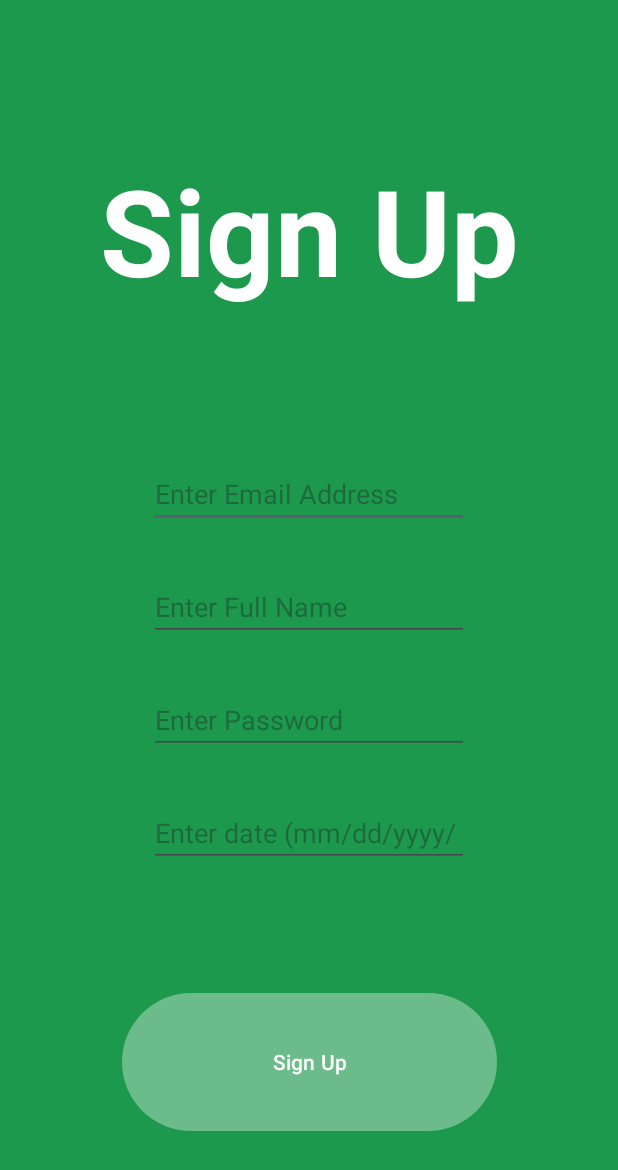
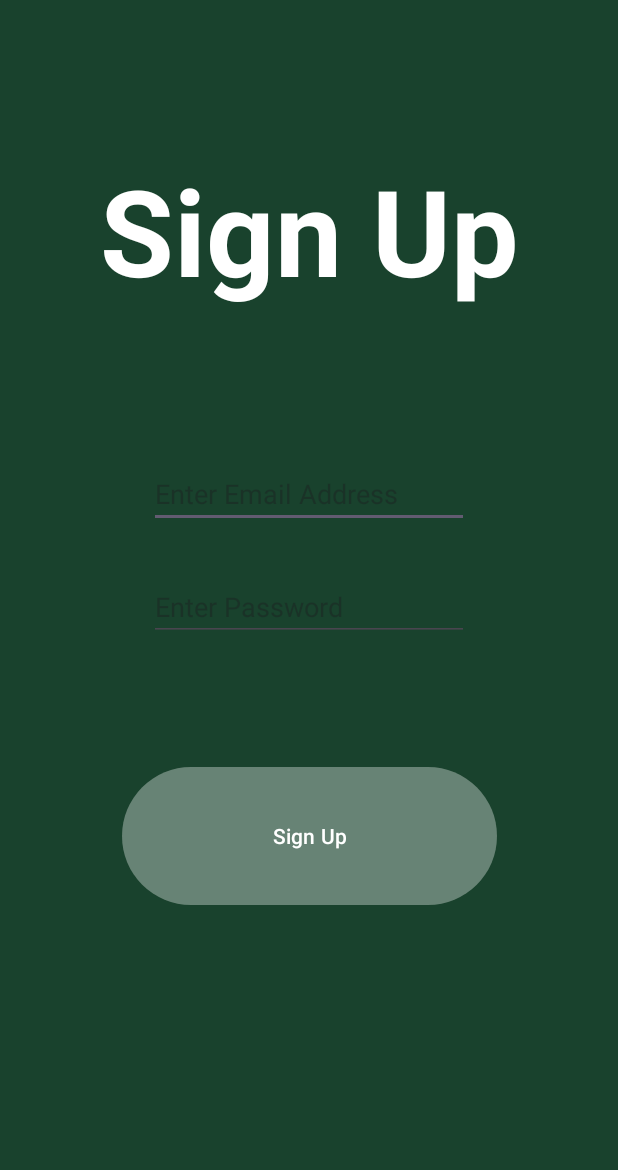
Before and after one commit to Ghostx5/GoalFi, an Android app: the sign_up screen opened directly, with no data from a screen before it, on a phone screen of 412 x 824 dp. Shown: the top 1170 px of the screen. Run offline under Robolectric (Android 15) with nearby library versions, the phone set to English and light mode, and no system bars; our stand-ins replace Firebase (no records; nobody signed in at launch, a user with empty details on screens opened directly).

Commit message:
Redesigned Project structure, Signup-Auth with firebase

```diff
--- a/app/build.gradle.kts
+++ b/app/build.gradle.kts
@@ -1,6 +1,7 @@
 plugins {
     alias(libs.plugins.android.application)
     alias(libs.plugins.kotlin.android)
+    alias(libs.plugins.google.gms.google.services)
 }
 
 android {
@@ -48,7 +49,12 @@ dependencies {
     implementation(libs.androidx.annotation)
     implementation(libs.androidx.lifecycle.livedata.ktx)
     implementation(libs.androidx.lifecycle.viewmodel.ktx)
+    implementation(libs.firebase.database)
+    implementation(libs.firebase.auth)
     testImplementation(libs.junit)
     androidTestImplementation(libs.androidx.junit)
     androidTestImplementation(libs.androidx.espresso.core)
+    implementation("androidx.lifecycle:lifecycle-viewmodel-ktx:2.6.0")  // Adjust version as needed
+    implementation("androidx.activity:activity-ktx:1.7.0")  // Add this to use 'by viewModels()'
+
 }
--- /dev/null
+++ b/app/src/main/java/com/aspirefinance/goalfi/AuthViewModel.kt
@@ -0,0 +1,80 @@
+package com.aspirefinance.goalfi
+
+import androidx.lifecycle.LiveData
+import androidx.lifecycle.MutableLiveData
+import androidx.lifecycle.ViewModel
+import com.google.firebase.auth.FirebaseAuth
+
+
+class AuthViewModel: ViewModel() {
+
+    val auth: FirebaseAuth = FirebaseAuth.getInstance()
+
+
+    private val _authState = MutableLiveData<AuthState>(AuthState.Unauthenticated) // ✅ Default state
+    val authState: LiveData<AuthState> = _authState
+
+    init{
+        checkAuthStatus()
+    }
+
+    fun checkAuthStatus(){
+        if(auth.currentUser==null){
+            _authState.value = AuthState.Unauthenticated
+        }
+        else{
+            _authState.value = AuthState.Authenticated
+        }
+
+    }
+
+    fun login(email: String, password: String){
+
+        if (email.isEmpty() || password.isEmpty()){
+            _authState.value = AuthState.Error("Email or Password can't be empty")
+            return
+        }
+        _authState.value = AuthState.Loading
+        auth.signInWithEmailAndPassword(email, password)
+            .addOnCompleteListener { task ->
+                if(task.isSuccessful) {
+                    _authState.value = AuthState.Authenticated
+                }
+                else{
+                    _authState.value = AuthState.Error(task.exception?.message?:"Something went wrong")
+                }
+            }
+    }
+
+    fun signup(email: String, password: String){
+
+        if (email.isEmpty() || password.isEmpty()){
+            _authState.value = AuthState.Error("Email or Password can't be empty")
+            return
+        }
+        _authState.value = AuthState.Loading
+        auth.createUserWithEmailAndPassword(email, password)
+            .addOnCompleteListener { task ->
+                if(task.isSuccessful) {
+                    _authState.value = AuthState.Authenticated
+                }
+                else{
+                    _authState.value = AuthState.Error(task.exception?.message?:"Something went wrong")
+                }
+            }
+    }
+
+    fun signout(){
+        auth.signOut()
+        _authState.value = AuthState.Unauthenticated
+    }
+
+
+}
+
+sealed class AuthState {
+    object Authenticated: AuthState()
+    object Unauthenticated: AuthState()
+    object Loading: AuthState()
+    data class Error(val message : String) : AuthState()
+}
--- a/app/src/main/java/com/aspirefinance/goalfi/MainActivity.kt
+++ b/app/src/main/java/com/aspirefinance/goalfi/MainActivity.kt
@@ -6,8 +6,9 @@ import androidx.appcompat.app.AppCompatActivity
 import androidx.core.view.ViewCompat
 import androidx.core.view.WindowInsetsCompat
 import android.content.Intent
-import android.view.View
 import android.widget.Button  // Import Button class
+import com.aspirefinance.goalfi.pages.login
+import com.aspirefinance.goalfi.pages.sign_up
 
 
 class MainActivity : AppCompatActivity() {
--- a/app/src/main/java/com/aspirefinance/goalfi/login.kt
+++ b/app/src/main/java/com/aspirefinance/goalfi/pages/Login.kt
@@ -1,10 +1,8 @@
-package com.aspirefinance.goalfi
+package com.aspirefinance.goalfi.pages
 
 import android.os.Bundle
-import androidx.activity.enableEdgeToEdge
 import androidx.appcompat.app.AppCompatActivity
-import androidx.core.view.ViewCompat
-import androidx.core.view.WindowInsetsCompat
+import com.aspirefinance.goalfi.R
 
 class login : AppCompatActivity() {
     override fun onCreate(savedInstanceState: Bundle?) {
--- /dev/null
+++ b/app/src/main/java/com/aspirefinance/goalfi/pages/signup.kt
@@ -0,0 +1,48 @@
+package com.aspirefinance.goalfi.pages
+
+import android.os.Bundle
+import android.widget.Button
+import android.widget.EditText
+import android.widget.Toast
+import androidx.appcompat.app.AppCompatActivity
+import com.aspirefinance.goalfi.AuthState
+import com.aspirefinance.goalfi.AuthViewModel
+import com.aspirefinance.goalfi.R
+import androidx.activity.viewModels  // Required for 'by viewModels()' delegate
+
+
+
+
+class sign_up : AppCompatActivity() {
+    private val authViewModel: AuthViewModel by viewModels()// ✅ Correct ViewModel initialization
+
+    private fun showMessage(message: String) {
+        Toast.makeText(this, message, Toast.LENGTH_SHORT).show() // ✅ Shows a Toast message
+    }
+
+
+    override fun onCreate(savedInstanceState: Bundle?) {
+        super.onCreate(savedInstanceState)
+        setContentView(R.layout.activity_sign_up)  // Set the layout for the sign-up activity
+
+
+        val submit = findViewById<Button>(R.id.signupSubmit)
+
+
+        submit.setOnClickListener {
+            val email = findViewById<EditText>(R.id.emailBox)
+            val password = findViewById<EditText>(R.id.passwordBox)
+            authViewModel.signup(email.getText().toString().trim(), password.getText().toString().trim())
+        }
+
+        authViewModel.authState.observe(this) { state ->
+            when (state) {
+                is AuthState.Authenticated -> showMessage("Signup successful!")
+                is AuthState.Error -> showMessage(state.message)
+                else -> {} // No action for Unauthenticated/Loading
+            }
+        }
+
+    }
+
+}
--- a/app/src/main/res/layout/activity_sign_up.xml
+++ b/app/src/main/res/layout/activity_sign_up.xml
@@ -23,7 +23,7 @@
         app:layout_constraintTop_toTopOf="parent"/>
 
     <EditText
-        android:id="@+id/editTextTextEmailAddress"
+        android:id="@+id/emailBox"
         android:layout_width="wrap_content"
         android:layout_height="wrap_content"
         android:layout_marginTop="100dp"
@@ -34,51 +34,29 @@
         app:layout_constraintStart_toStartOf="parent"
         app:layout_constraintEnd_toEndOf="parent" />
 
-    <EditText
-        android:id="@+id/editTextText"
-        android:layout_width="wrap_content"
-        android:layout_height="wrap_content"
-        android:layout_marginTop="30dp"
-        android:ems="10"
-        android:inputType="text"
-        android:hint="Enter Full Name"
-        app:layout_constraintTop_toBottomOf="@id/editTextTextEmailAddress"
-        app:layout_constraintStart_toStartOf="parent"
-        app:layout_constraintEnd_toEndOf="parent"/>
+
 
     <EditText
-        android:id="@+id/editTextTextPassword"
+        android:id="@+id/passwordBox"
         android:layout_width="wrap_content"
         android:layout_height="wrap_content"
         android:layout_marginTop="30dp"
         android:ems="10"
         android:inputType="textPassword"
         android:hint="Enter Password"
-        app:layout_constraintTop_toBottomOf="@id/editTextText"
-        app:layout_constraintStart_toStartOf="parent"
-        app:layout_constraintEnd_toEndOf="parent"/>
-
-    <EditText
-        android:id="@+id/editTextDate"
-        android:layout_width="wrap_content"
-        android:layout_height="wrap_content"
-        android:layout_marginTop="30dp"
-        android:ems="10"
-        android:inputType="date"
-        android:hint="Enter date (mm/dd/yyyy/"
-        app:layout_constraintTop_toBottomOf="@id/editTextTextPassword"
+        app:layout_constraintTop_toBottomOf="@id/emailBox"
         app:layout_constraintStart_toStartOf="parent"
         app:layout_constraintEnd_toEndOf="parent"/>
 
     <Button
-        android:id="@+id/signup"
+        android:id="@+id/signupSubmit"
         android:layout_width="250dp"
         android:layout_height="100dp"
         android:layout_marginTop="80dp"
         android:text="Sign Up"
         android:textColor="@android:color/white"
         android:backgroundTint="@color/btn"
-        app:layout_constraintTop_toBottomOf="@id/editTextDate"
+        app:layout_constraintTop_toBottomOf="@id/passwordBox"
         app:layout_constraintStart_toStartOf="parent"
         app:layout_constraintEnd_toEndOf="parent"/>
 </androidx.constraintlayout.widget.ConstraintLayout>
--- a/app/src/main/res/values/colors.xml
+++ b/app/src/main/res/values/colors.xml
@@ -2,6 +2,6 @@
 <resources>
     <color name="black">#FF000000</color>
     <color name="white">#FFFFFFFF</color>
-    <color name="green">#1D994E</color>
+    <color name="green">#19422d</color>
     <color name="btn">#30FFFFFF</color>
 </resources>
--- a/build.gradle.kts
+++ b/build.gradle.kts
@@ -2,4 +2,5 @@
 plugins {
     alias(libs.plugins.android.application) apply false
     alias(libs.plugins.kotlin.android) apply false
+    alias(libs.plugins.google.gms.google.services) apply false
 }
--- a/gradle/libs.versions.toml
+++ b/gradle/libs.versions.toml
@@ -12,6 +12,9 @@ constraintlayout = "2.2.0"
 annotation = "1.6.0"
 lifecycleLivedataKtx = "2.8.7"
 lifecycleViewmodelKtx = "2.8.7"
+googleGmsGoogleServices = "4.4.2"
+firebaseDatabase = "21.0.0"
+firebaseAuth = "23.1.0"
 
 [libraries]
 androidx-core-ktx = { group = "androidx.core", name = "core-ktx", version.ref = "coreKtx" }
@@ -25,7 +28,10 @@ androidx-constraintlayout = { group = "androidx.constraintlayout", name = "const
 androidx-annotation = { group = "androidx.annotation", name = "annotation", version.ref = "annotation" }
 androidx-lifecycle-livedata-ktx = { group = "androidx.lifecycle", name = "lifecycle-livedata-ktx", version.ref = "lifecycleLivedataKtx" }
 androidx-lifecycle-viewmodel-ktx = { group = "androidx.lifecycle", name = "lifecycle-viewmodel-ktx", version.ref = "lifecycleViewmodelKtx" }
+firebase-database = { group = "com.google.firebase", name = "firebase-database", version.ref = "firebaseDatabase" }
+firebase-auth = { group = "com.google.firebase", name = "firebase-auth", version.ref = "firebaseAuth" }
 
 [plugins]
 android-application = { id = "com.android.application", version.ref = "agp" }
 kotlin-android = { id = "org.jetbrains.kotlin.android", version.ref = "kotlin" }
+google-gms-google-services = { id = "com.google.gms.google-services", version.ref = "googleGmsGoogleServices" }
```
Also changed, not shown: app/src/main/AndroidManifest.xml (+7 -4 lines), app/src/main/java/com/aspirefinance/goalfi/pages/HomePage.kt (added, +21 -0 lines), app/src/main/java/com/aspirefinance/goalfi/signup.kt (deleted, +0 -11 lines), app/src/main/res/layout/activity_home_page.xml (added, +10 -0 lines), app/src/main/res/drawable/logo.png, 2 other files.
